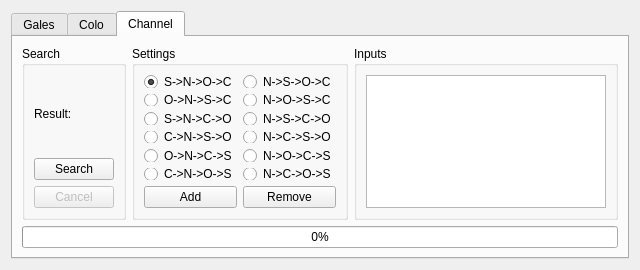
Qt form Source/Forms/Gen3/Tools/GameCubeSeedFinder.ui (Admiral-Fish/PokeFinder) before a commit.
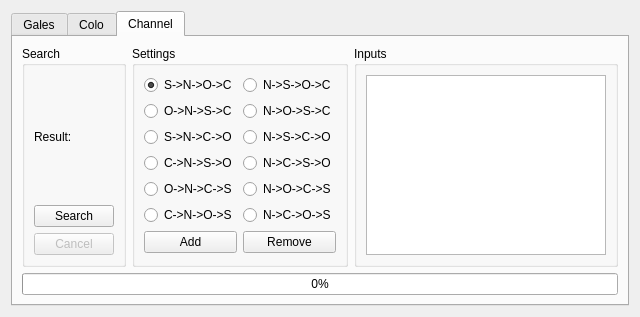
The same form after that commit. The open tabs and pages were chosen to show the change. Custom widgets are drawn as their Qt base class.

The edit to the form file:
```diff
--- a/Source/Forms/Gen3/Tools/GameCubeSeedFinder.ui
+++ b/Source/Forms/Gen3/Tools/GameCubeSeedFinder.ui
@@ -7,15 +7,9 @@
     <x>0</x>
     <y>0</y>
     <width>640</width>
-    <height>270</height>
+    <height>314</height>
    </rect>
   </property>
-  <property name="minimumSize">
-   <size>
-    <width>640</width>
-    <height>270</height>
-   </size>
-  </property>
   <property name="windowTitle">
    <string>GameCube Seed Finder</string>
   </property>
@@ -342,12 +336,6 @@
          <layout class="QGridLayout" name="gridLayout_11">
           <item row="0" column="0">
            <widget class="QTextEdit" name="textEditInputs">
-            <property name="sizePolicy">
-             <sizepolicy hsizetype="Preferred" vsizetype="Preferred">
-              <horstretch>0</horstretch>
-              <verstretch>0</verstretch>
-             </sizepolicy>
-            </property>
             <property name="readOnly">
              <bool>false</bool>
             </property>
```
